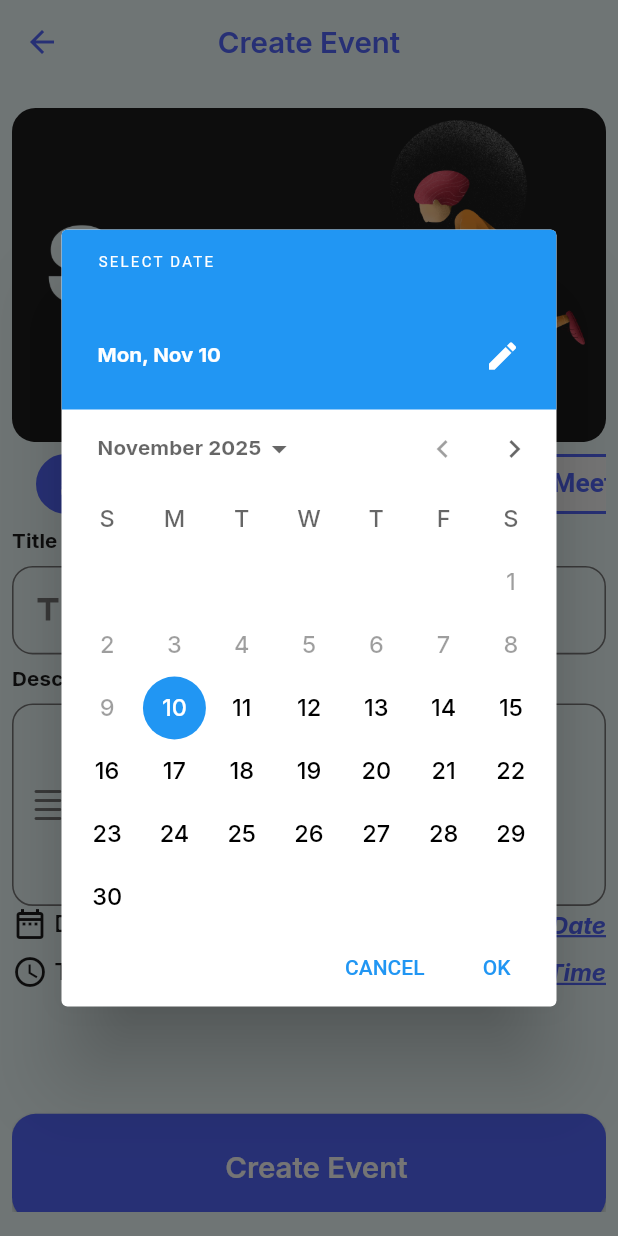
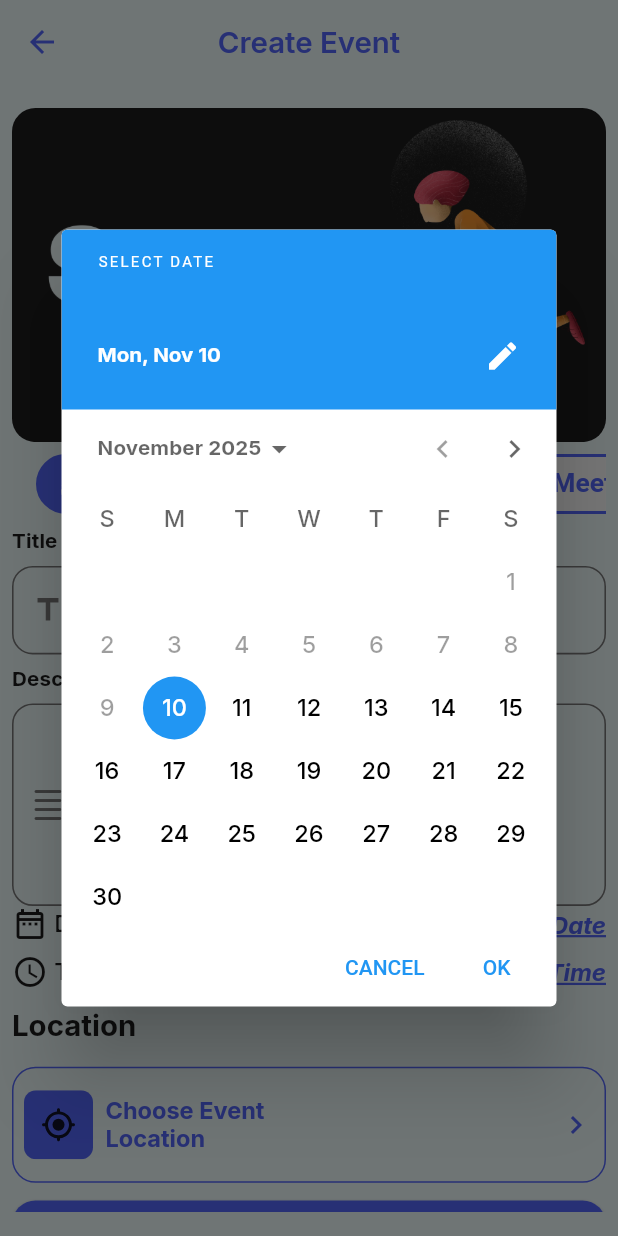
Before and after one commit to ahmedEhab10/Evently_App, a Flutter app: the CreateEvvetScreen screen opened by its route, after a tap on "Select Date", on a phone screen of 412 x 824 dp. Run offline on Flutter 3.47's test engine with Material 3 defaults, Android fonts, the light colour scheme and no system bars; our stand-ins replace cloud_firestore, dots_indicator, firebase_auth, firebase_core, firebase_messaging, flutter_local_notifications and 9 more; accounts and stored records are empty.

Commit message:
finish add event location

```diff
--- a/lib/Models/Event_item_model.dart
+++ b/lib/Models/Event_item_model.dart
@@ -9,6 +9,10 @@ class EventModel {
   String description;
   DateTime date;
   String? userid;
+  double? latitude;
+  double? longitude;
+  String? eventCity;
+  String? eventCountry;
 
   EventModel({
     this.id,
@@ -17,6 +21,10 @@ class EventModel {
     required this.description,
     required this.date,
     this.userid,
+    this.latitude,
+    this.longitude,
+    this.eventCity,
+    this.eventCountry,
   });
 
   EventModel.fromJson(Map<String, dynamic> json)
@@ -29,6 +37,10 @@ class EventModel {
         description: json["description"],
         date: (json["date"] as Timestamp).toDate(),
         userid: json["userid"],
+        latitude: json["latitude"],
+        longitude: json["longitude"],
+        eventCity: json["eventCity"] ?? 'Known City',
+        eventCountry: json["eventCountry"] ?? 'Known Country',
       );
 
   Map<String, dynamic> tojson() => {
@@ -38,6 +50,10 @@ class EventModel {
     "description": description,
     "date": date,
     "userid": userid,
+    "latitude": latitude,
+    "longitude": longitude,
+    "eventCity": eventCity ?? 'Known City',
+    "eventCountry": eventCountry ?? 'Known Country',
   };
 }
 
--- a/lib/core/routes_manager/app_router.dart
+++ b/lib/core/routes_manager/app_router.dart
@@ -3,6 +3,8 @@ import 'package:flutter/material.dart';
 import 'package:myeventlyapp/Models/Event_item_model.dart';
 import 'package:myeventlyapp/core/routes_manager/routes.dart';
 import 'package:myeventlyapp/featuers/Create_Event/Create_evvet_screen.dart';
+import 'package:myeventlyapp/featuers/Create_Event/Provider/Create_Event_Provider.dart';
+import 'package:myeventlyapp/featuers/Create_Event/Widgets/pick_evet_location_creen.dart';
 import 'package:myeventlyapp/featuers/Event_Details/Event_Details.dart';
 import 'package:myeventlyapp/featuers/Login/login.dart';
 import 'package:myeventlyapp/featuers/Register/Register.dart';
@@ -49,6 +51,16 @@ class RoutesManger {
                 EventDetails(event: settings.arguments as EventModel),
           );
         }
+      case AppRoutes.pick_event_location_screen:
+        {
+          return CupertinoPageRoute(
+            builder: (context) {
+              return PickEvetLocationCreen(
+                provider: settings.arguments as CreateEventProvider,
+              );
+            },
+          );
+        }
     }
   }
 }
--- a/lib/core/routes_manager/routes.dart
+++ b/lib/core/routes_manager/routes.dart
@@ -7,4 +7,6 @@ class AppRoutes {
   static const String Crate_Event = "/Crate_Event";
   static const String onboarding = "/onboarding";
   static const String Event_details = "/Event_details";
+  static const String pick_event_location_screen =
+      "/pick_event_location_screen";
 }
--- a/lib/featuers/Create_Event/Create_evvet_screen.dart
+++ b/lib/featuers/Create_Event/Create_evvet_screen.dart
@@ -2,7 +2,9 @@ import 'package:flutter/material.dart';
 import 'package:flutter_screenutil/flutter_screenutil.dart';
 import 'package:google_fonts/google_fonts.dart';
 import 'package:myeventlyapp/core/res/colors_manager.dart';
+import 'package:myeventlyapp/featuers/Create_Event/Provider/Create_Event_Provider.dart';
 import 'package:myeventlyapp/featuers/Create_Event/Widgets/Create_Event_body.dart';
+import 'package:provider/provider.dart';
 
 class CreateEvvetScreen extends StatelessWidget {
   const CreateEvvetScreen({super.key});
@@ -20,7 +22,10 @@ class CreateEvvetScreen extends StatelessWidget {
           ),
         ),
       ),
-      body: CreateEventBody(),
+      body: ChangeNotifierProvider(
+        create: (BuildContext context) => CreateEventProvider(),
+        child: CreateEventBody(),
+      ),
     );
   }
 }
--- /dev/null
+++ b/lib/featuers/Create_Event/Provider/Create_Event_Provider.dart
@@ -0,0 +1,212 @@
+import 'dart:async';
+
+import 'package:flutter/material.dart';
+import 'package:geocoding/geocoding.dart' as geocoding;
+import 'package:google_maps_flutter/google_maps_flutter.dart';
+import 'package:intl/intl.dart';
+import 'package:location/location.dart';
+import 'package:myeventlyapp/Models/Event_item_model.dart';
+import 'package:myeventlyapp/Models/User_Model.dart';
+import 'package:myeventlyapp/Models/category_model.dart';
+import 'package:myeventlyapp/core/utils/UI_Utils.dart';
+import 'package:myeventlyapp/firebase/firebase_service.dart';
+
+class CreateEventProvider extends ChangeNotifier {
+  CreateEventProvider() {
+    getuserlocation();
+  }
+  late TextEditingController titleController = TextEditingController();
+  late TextEditingController descriptionController = TextEditingController();
+  DateTime selectedDateTime = DateTime.now();
+  TimeOfDay pickedTimeTemp = TimeOfDay.now();
+  GlobalKey<FormState> formKey = GlobalKey<FormState>();
+  late CategoryModel selectedCategory = CategoryModel.categories[0];
+
+  Set<Marker> markers = {};
+  final Location location = Location();
+  String locationmessage = '';
+  GoogleMapController? mapController;
+
+  LatLng? eventlocation;
+  String? eventCity;
+  String? eventCountry;
+
+  String? titlevalidation(String? value) {
+    if (value == null || value.trim().isEmpty) {
+      return 'Please enter your title';
+    }
+    if (value.length < 3) {
+      return 'Title must be at least 4 characters';
+    }
+    return null;
+  }
+
+  String? descriptionvalidation(String? value) {
+    if (value == null || value.trim().isEmpty) {
+      return 'Please enter your title';
+    }
+    if (value.length < 3) {
+      return 'Title must be at least 4 characters';
+    }
+    return null;
+  }
+
+  Future<void> selectEventDate(BuildContext context) async {
+    selectedDateTime =
+        await showDatePicker(
+          context: context,
+          initialDate: DateTime.now(),
+          firstDate: DateTime.now(),
+          lastDate: DateTime.now().add(Duration(days: 365)),
+        ) ??
+        selectedDateTime;
+    selectedDateTime = selectedDateTime.copyWith(
+      hour: pickedTimeTemp.hour,
+      minute: pickedTimeTemp.minute,
+    );
+    print(selectedDateTime);
+    notifyListeners();
+  }
+
+  Future<void> selectEventTime(BuildContext context) async {
+    pickedTimeTemp =
+        await showTimePicker(context: context, initialTime: TimeOfDay.now()) ??
+        pickedTimeTemp;
+
+    selectedDateTime = selectedDateTime.copyWith(
+      hour: pickedTimeTemp.hour,
+      minute: pickedTimeTemp.minute,
+    );
+    notifyListeners();
+  }
+
+  String viewMonthName(DateTime date) {
+    return DateFormat('MMM').format(date);
+  }
+
+  Future<void> createEvent(BuildContext context) async {
+    EventModel event = EventModel(
+      category: selectedCategory,
+      title: titleController.text,
+      description: descriptionController.text,
+      date: selectedDateTime,
+      userid: UserModel.currentUser!.id,
+      latitude: eventlocation!.latitude,
+      longitude: eventlocation!.longitude,
+      eventCity: eventCity,
+      eventCountry: eventCountry,
+    );
+    UiUtils.showloading(context);
+    await FirebaseService.addEventToFirestore(event);
+    UiUtils.hideloading(context);
+    Navigator.pop(context);
+  }
+
+  void onCategoryItemClicked(CategoryModel category) {
+    selectedCategory = category;
+    notifyListeners();
+  }
+
+  late CameraPosition cameraPosition = const CameraPosition(
+    target: LatLng(37.42796133580664, -122.085749655962),
+    zoom: 17,
+  );
+
+  Future<bool> getlicationpermission() async {
+    PermissionStatus permissionStatus = await location.hasPermission();
+    if (permissionStatus == PermissionStatus.denied) {
+      permissionStatus = await location.requestPermission();
+    }
+    return permissionStatus == PermissionStatus.granted;
+  }
+
+  Future<bool> checkLocationService() async {
+    bool isGpsServiceEnabled = await location.serviceEnabled();
+    if (!isGpsServiceEnabled) {
+      isGpsServiceEnabled = await location.requestService();
+    }
+    return isGpsServiceEnabled;
+  }
+
+  void changeCameraPosition(LocationData locationData) {
+    if (mapController == null) return;
+    CameraPosition cameraPosition = CameraPosition(
+      target: LatLng(locationData.latitude ?? 0, locationData.longitude ?? 0),
+      zoom: 17,
+    );
+    markers.add(
+      Marker(
+        markerId: MarkerId('2'),
+        position: LatLng(
+          locationData.latitude ?? 0,
+          locationData.longitude ?? 0,
+        ),
+      ),
+    );
+    mapController!.animateCamera(
+      CameraUpdate.newCameraPosition(cameraPosition),
+    );
+  }
+
+  Future<void> getuserlocation() async {
+    bool ispermissiongranted = await getlicationpermission();
+    if (!ispermissiongranted) {
+      locationmessage = 'permission not granted';
+      notifyListeners();
+      return;
+    }
+    bool isGpsServiceEnabled = await checkLocationService();
+    if (!isGpsServiceEnabled) {
+      locationmessage = 'Location Service not enabled';
+      notifyListeners();
+      return;
+    }
+
+    LocationData locationData = await location.getLocation();
+    changeCameraPosition(locationData);
+    notifyListeners();
+  }
+
+  PickEventLocation(LatLng location) {
+    eventlocation = location;
+    markers.add(
+      Marker(
+        markerId: MarkerId('1'),
+        position: location,
+        infoWindow: InfoWindow(title: 'Event Location'),
+      ),
+    );
+
+    notifyListeners();
+  }
+
+  Future<void> convertlatlangforevent() async {
+    if (eventlocation == null) return;
+
+    try {
+      final placemarks = await geocoding.placemarkFromCoordinates(
+        eventlocation!.latitude,
+        eventlocation!.longitude,
+      );
+
+      if (placemarks.isNotEmpty) {
+        final place = placemarks.first;
+
+        eventCity =
+            place.locality ??
+            place.subAdministrativeArea ??
+            place.administrativeArea ??
+            'Unknown City';
+
+        eventCountry = place.country ?? 'Unknown Country';
+
+        print('📍 Event City: $eventCity');
+        print('🌍 Event Country: $eventCountry');
+
+        notifyListeners();
+      }
+    } catch (e) {
+      print('❌ Error converting coordinates: $e');
+    }
+  }
+}
--- a/lib/featuers/Create_Event/Widgets/Create_Event_body.dart
+++ b/lib/featuers/Create_Event/Widgets/Create_Event_body.dart
@@ -1,69 +1,46 @@
 import 'package:flutter/material.dart';
 import 'package:flutter_screenutil/flutter_screenutil.dart';
 
-import 'package:intl/intl.dart';
-import 'package:myeventlyapp/Models/Event_item_model.dart';
-import 'package:myeventlyapp/Models/User_Model.dart';
 import 'package:myeventlyapp/Models/category_model.dart';
 import 'package:myeventlyapp/core/res/colors_manager.dart';
-import 'package:myeventlyapp/core/utils/UI_Utils.dart';
+
 import 'package:myeventlyapp/core/widgets/CustomTextButton.dart';
 import 'package:myeventlyapp/core/widgets/Custom_elvetbuttom.dart';
 
 import 'package:myeventlyapp/core/widgets/Custom_tapbar.dart';
 import 'package:myeventlyapp/core/widgets/custom_text_form_faild.dart';
-import 'package:myeventlyapp/firebase/firebase_service.dart';
+import 'package:myeventlyapp/featuers/Create_Event/Provider/Create_Event_Provider.dart';
+import 'package:myeventlyapp/featuers/Create_Event/Widgets/add_location_button.dart';
 
-class CreateEventBody extends StatefulWidget {
+import 'package:provider/provider.dart';
+
+class CreateEventBody extends StatelessWidget {
   const CreateEventBody({super.key});
 
   @override
-  State<CreateEventBody> createState() => _CreateEventBodyState();
-}
-
-class _CreateEventBodyState extends State<CreateEventBody> {
-  late CategoryModel selectedCategory = CategoryModel.categories[0];
-  late TextEditingController _titleController;
-  late TextEditingController _descriptionController;
-  DateTime selectedDateTime = DateTime.now();
-  TimeOfDay pickedTimeTemp = TimeOfDay.now();
-  GlobalKey<FormState> _formKey = GlobalKey<FormState>();
-  @override
-  void initState() {
-    _titleController = TextEditingController();
-    _descriptionController = TextEditingController();
-    super.initState();
-  }
-
-  void dispose() {
-    _titleController.dispose();
-    _descriptionController.dispose();
-    super.dispose();
-  }
-
-  @override
   Widget build(BuildContext context) {
+    return Consumer<CreateEventProvider>(
+      builder:
+          (BuildContext context, CreateEventProvider provider, Widget? child) {
             return Padding(
               padding: EdgeInsets.all(8.0),
               child: Padding(
                 padding: const EdgeInsets.symmetric(vertical: 8.0),
                 child: SingleChildScrollView(
                   child: Form(
-            key: _formKey,
+                    key: provider.formKey,
                     child: Column(
                       crossAxisAlignment: CrossAxisAlignment.start,
                       children: [
                         ClipRRect(
                           borderRadius: BorderRadius.circular(16.r),
-                  child: Image.asset(selectedCategory.imagePath),
+                          child: Image.asset(
+                            provider.selectedCategory.imagePath,
+                          ),
                         ),
                         SizedBox(height: 8.h),
                         CustomTabBar(
-                  onCategoryItemClicked: (category) {
-                    setState(() {
-                      selectedCategory = category;
-                    });
-                  },
+                          onCategoryItemClicked: provider.onCategoryItemClicked,
                           categories: CategoryModel.categories,
                           selectedBgColor: ColorsManager.blue,
                           selectedFgColor: ColorsManager.white,
@@ -71,21 +48,17 @@ class _CreateEventBodyState extends State<CreateEventBody> {
                           unSelectedFgColor: ColorsManager.blue,
                         ),
                         SizedBox(height: 8.h),
-                Text('Title', style: Theme.of(context).textTheme.titleSmall),
+                        Text(
+                          'Title',
+                          style: Theme.of(context).textTheme.titleSmall,
+                        ),
                         SizedBox(height: 8.h),
                         custom_text_form_faild(
                           title: 'Event Title',
                           icon: Icons.title,
-                  validator: (String? p1) {
-                    if (p1 == null || p1.trim().isEmpty) {
-                      return 'Please enter your title';
-                    }
-                    if (p1.length < 3) {
-                      return 'Title must be at least 4 characters';
-                    }
-                    return null;
-                  },
-                  controller: _titleController,
+                          validator: (String? p1) =>
+                              provider.titlevalidation(p1),
+                          controller: provider.titleController,
                         ),
                         SizedBox(height: 8.h),
                         Text(
@@ -96,16 +69,9 @@ class _CreateEventBodyState extends State<CreateEventBody> {
                         custom_text_form_faild(
                           title: 'Event Description',
                           icon: Icons.density_small_rounded,
-                  validator: (String? p1) {
-                    if (p1 == null || p1.trim().isEmpty) {
-                      return 'Please enter your title';
-                    }
-                    if (p1.length < 3) {
-                      return 'Title must be at least 4 characters';
-                    }
-                    return null;
-                  },
-                  controller: _descriptionController,
+                          validator: (String? p1) =>
+                              provider.descriptionvalidation(p1),
+                          controller: provider.descriptionController,
                           maxLines: 5,
                         ),
 
@@ -120,7 +86,9 @@ class _CreateEventBodyState extends State<CreateEventBody> {
                             Spacer(),
                             CustomTextButton(
                               text: 'Select Date',
-                      onTap: selectEventDate,
+                              onTap: () async {
+                                await provider.selectEventDate(context);
+                              },
                             ),
                           ],
                         ),
@@ -136,17 +104,28 @@ class _CreateEventBodyState extends State<CreateEventBody> {
                             Spacer(),
                             CustomTextButton(
                               text: 'Select Time',
-                      onTap: _selectEventTime,
+                              onTap: () async {
+                                await provider.selectEventTime(context);
+                              },
                             ),
                           ],
                         ),
-                SizedBox(height: 60.h),
-                SizedBox(height: 24),
+                        SizedBox(height: 12.h),
+                        Text(
+                          'Location',
+                          style: Theme.of(context).textTheme.labelMedium,
+                        ),
+                        SizedBox(height: 16.h),
+                        AddLocationButton(provider: provider),
+
+                        SizedBox(height: 12.h),
                         Custom_ElevatedButton(
                           title: '      Create Event    ',
                           onPressed: () {
-                    if (_formKey.currentState?.validate() == false) return;
-                    createEvent();
+                            if (provider.formKey.currentState?.validate() ==
+                                false)
+                              return;
+                            provider.createEvent(context);
                           },
                         ),
                       ],
@@ -155,52 +134,7 @@ class _CreateEventBodyState extends State<CreateEventBody> {
                 ),
               ),
             );
-  }
-
-  void selectEventDate() async {
-    selectedDateTime =
-        await showDatePicker(
-          context: context,
-          initialDate: DateTime.now(),
-          firstDate: DateTime.now(),
-          lastDate: DateTime.now().add(Duration(days: 365)),
-        ) ??
-        selectedDateTime;
-    selectedDateTime = selectedDateTime.copyWith(
-      hour: pickedTimeTemp.hour,
-      minute: pickedTimeTemp.minute,
+          },
     );
-    print(selectedDateTime);
-    setState(() {});
-  }
-
-  void _selectEventTime() async {
-    pickedTimeTemp =
-        await showTimePicker(context: context, initialTime: TimeOfDay.now()) ??
-        pickedTimeTemp;
-
-    selectedDateTime = selectedDateTime.copyWith(
-      hour: pickedTimeTemp.hour,
-      minute: pickedTimeTemp.minute,
-    );
-    setState(() {});
-  }
-
-  String viewMonthName(DateTime date) {
-    return DateFormat('MMM').format(date);
-  }
-
-  void createEvent() async {
-    EventModel event = EventModel(
-      category: selectedCategory,
-      title: _titleController.text,
-      description: _descriptionController.text,
-      date: selectedDateTime,
-      userid: UserModel.currentUser!.id,
-    );
-    UiUtils.showloading(context);
-    await FirebaseService.addEventToFirestore(event);
-    UiUtils.hideloading(context);
-    Navigator.pop(context);
   }
 }
--- /dev/null
+++ b/lib/featuers/Create_Event/Widgets/add_location_button.dart
@@ -0,0 +1,49 @@
+import 'package:flutter/material.dart';
+import 'package:flutter_screenutil/flutter_screenutil.dart';
+import 'package:flutter_svg/svg.dart';
+import 'package:google_fonts/google_fonts.dart';
+import 'package:myeventlyapp/core/res/colors_manager.dart';
+import 'package:myeventlyapp/core/routes_manager/routes.dart';
+import 'package:myeventlyapp/featuers/Create_Event/Provider/Create_Event_Provider.dart';
+
+class AddLocationButton extends StatelessWidget {
+  const AddLocationButton({super.key, required this.provider});
+  final CreateEventProvider provider;
+
+  @override
+  Widget build(BuildContext context) {
+    return OutlinedButton(
+      onPressed: () {
+        Navigator.pushNamed(
+          context,
+          AppRoutes.pick_event_location_screen,
+          arguments: provider,
+        );
+      },
+      child: Padding(
+        padding: const EdgeInsets.symmetric(horizontal: 8.0),
+        child: Row(
+          children: [
+            SvgPicture.asset('assets/Svg/location.svg'),
+            SizedBox(width: 8.w),
+            Expanded(
+              child: Text(
+                provider.eventlocation == null
+                    ? 'Choose Event Location'
+                    : ' ${provider.eventCity},${provider.eventCountry}',
+                style: GoogleFonts.inter(
+                  fontSize: 16.sp,
+                  fontWeight: FontWeight.w700,
+                  color: ColorsManager.blue,
+                ),
+                softWrap: true,
+              ),
+            ),
+            Spacer(),
+            Icon(Icons.keyboard_arrow_right, color: ColorsManager.blue),
+          ],
+        ),
+      ),
+    );
+  }
+}
--- a/pubspec.yaml
+++ b/pubspec.yaml
@@ -50,6 +50,7 @@ dependencies:
   flutter_svg: ^2.2.2
   location: ^8.0.1
   google_maps_flutter: ^2.14.0
+  geocoding: ^4.0.0
 
 dev_dependencies:
   flutter_test:
```
Also changed, not shown: lib/featuers/Create_Event/Widgets/pick_evet_location_creen.dart (added, +48 -0 lines), lib/featuers/main_layout/widgets/map_tap/Provider/Map_Provaider.dart (+38 -15 lines), lib/featuers/main_layout/widgets/map_tap/Widgets/Map_Screen_body.dart (+14 -2 lines), pubspec.lock. Lines whose indentation alone changed are shown as unchanged.
